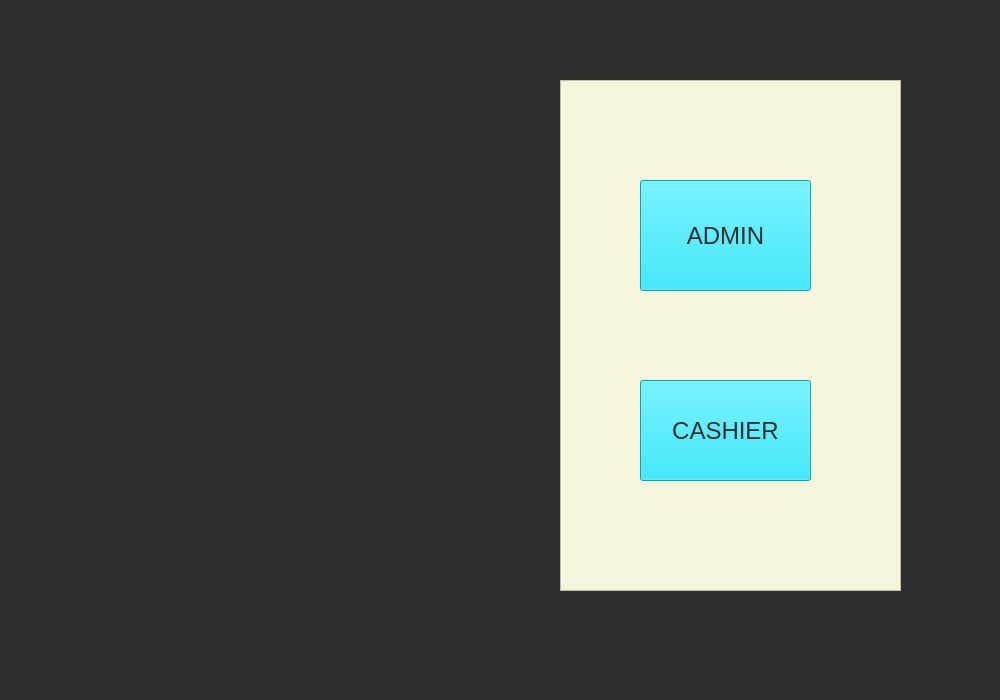
First picture: the form in mainwindow.ui, repository mesum-abbas/Canteen_Managment_System, before the edit.
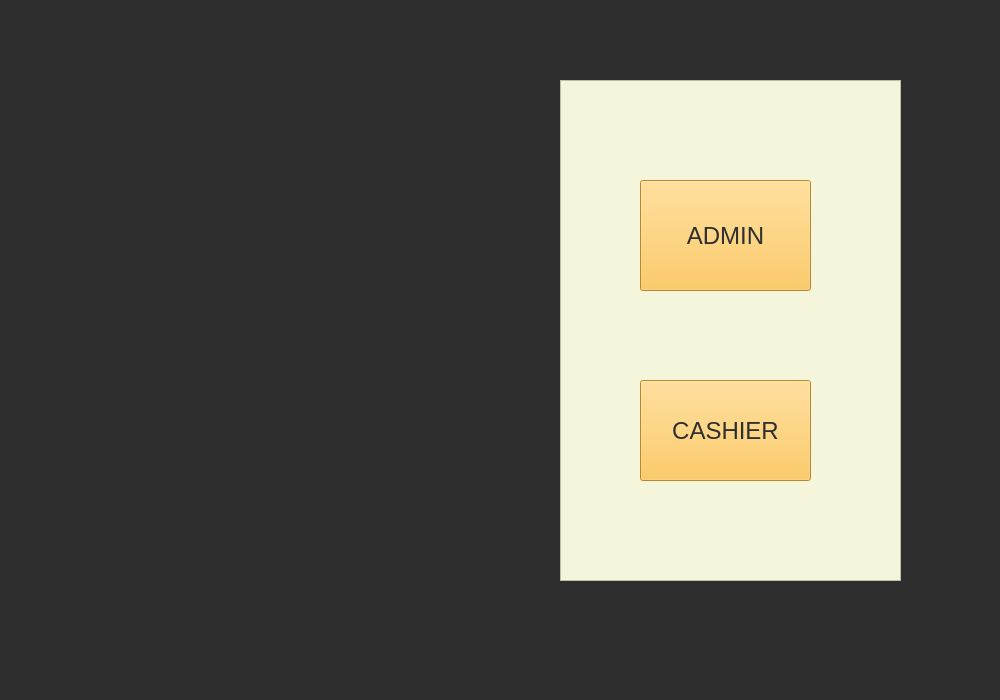
Second picture: the form after the edit. Icons and pictures are not drawn.

Diff of the .ui file:
```diff
--- a/mainwindow.ui
+++ b/mainwindow.ui
@@ -35,7 +35,7 @@
       <x>560</x>
       <y>80</y>
       <width>341</width>
-      <height>511</height>
+      <height>501</height>
      </rect>
     </property>
     <property name="styleSheet">
@@ -66,9 +66,12 @@
      </property>
      <property name="styleSheet">
       <string notr="true">font: 18pt &quot;Segoe UI&quot;;
+background-color: rgb(255, 191, 60);
+
+
+
 border-color: rgb(15, 15, 15);
 
-background-color: rgb(0, 229, 255);
 color: rgb(46, 46, 46);</string>
      </property>
      <property name="text">
@@ -95,7 +98,7 @@
      <property name="styleSheet">
       <string notr="true">border-color: rgb(15, 15, 15);
 font: 18pt &quot;Segoe UI&quot;;
-background-color: rgb(0, 229, 255);
+background-color: rgb(255, 191, 60);
 color: rgb(46, 46, 46);</string>
      </property>
      <property name="text">
```
Left out of the diff: 19 changed lines with no effect on the pictures.
